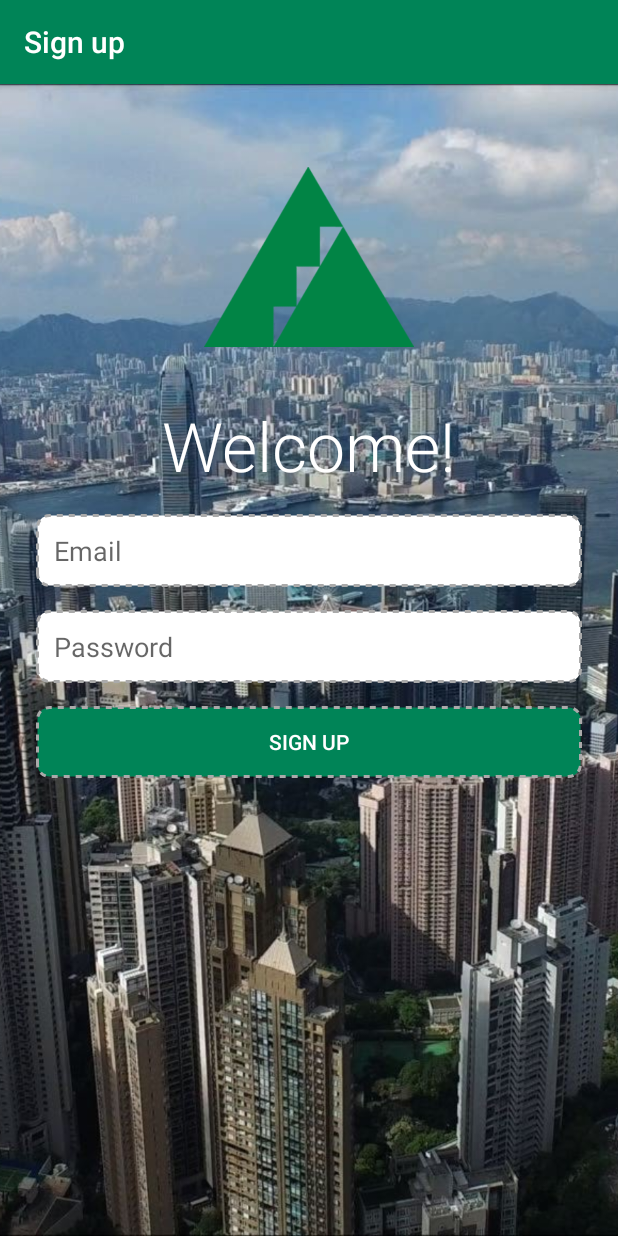
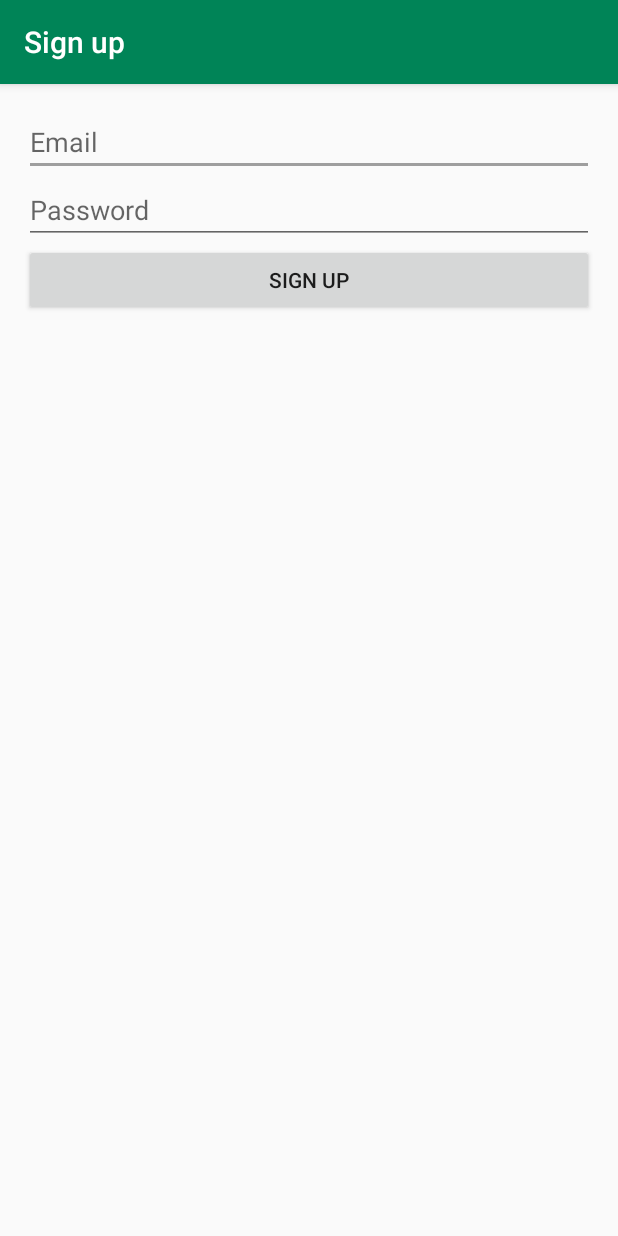
Before and after one commit to clonetrooper67/JAM, an Android app: the SignUpActivity screen opened directly, with no data from a screen before it, on a phone screen of 412 x 824 dp. Run offline under Robolectric (Android 15) with nearby library versions, the phone set to English and light mode, and no system bars; our stand-ins replace Firebase (no records; nobody signed in at launch, a user with empty details on screens opened directly).

```diff
--- a/app/src/main/res/layout/activity_log_in.xml
+++ b/app/src/main/res/layout/activity_log_in.xml
@@ -4,13 +4,13 @@
     android:layout_width="match_parent"
     android:layout_height="match_parent"
     android:orientation="vertical"
+    android:paddingBottom="@dimen/activity_vertical_margin"
+    android:paddingLeft="@dimen/activity_horizontal_margin"
+    android:paddingRight="@dimen/activity_horizontal_margin"
+    android:background="@color/colorSecondary"
+    android:paddingTop="@dimen/activity_vertical_margin"
+
     tools:context="example.com.jam.LogInActivity">
-
-    <ImageView
-        android:layout_width="match_parent"
-        android:layout_height="match_parent"
-        android:scaleType="centerCrop"
-        android:src="@drawable/back"/>
 
     <LinearLayout
         android:id="@+id/activity_main"
@@ -79,7 +79,6 @@
         android:id="@+id/signUpText"
         android:layout_width="wrap_content"
         android:layout_height="wrap_content"
-        android:textColor="@android:color/white"
         android:text="@string/sign_up_text"
         android:layout_alignParentBottom="true"
         android:layout_centerHorizontal="true"></TextView>
--- a/app/src/main/res/layout/activity_sign_up.xml
+++ b/app/src/main/res/layout/activity_sign_up.xml
@@ -3,92 +3,38 @@
     xmlns:tools="http://schemas.android.com/tools"
     android:layout_width="match_parent"
     android:layout_height="match_parent"
-
+    android:paddingBottom="@dimen/activity_vertical_margin"
+    android:paddingLeft="@dimen/activity_horizontal_margin"
+    android:paddingRight="@dimen/activity_horizontal_margin"
+    android:paddingTop="@dimen/activity_vertical_margin"
     tools:context=".SignUpActivity" >
 
-
-    <ImageView
-        android:layout_width="match_parent"
-        android:layout_height="match_parent"
-        android:scaleType="centerCrop"
-        android:src="@drawable/back2"/>
-
-    <LinearLayout
-        android:id="@+id/activity_main"
-        android:layout_width="match_parent"
-        android:layout_height="wrap_content"
-        android:orientation="vertical"
-        android:layout_alignParentTop="true"
-        android:layout_alignParentStart="true">
-
-
-        <ImageView
-            android:id="@+id/photo_image_view"
-            android:layout_width="140dp"
-            android:layout_height="120dp"
-            android:scaleType="centerCrop"
-            android:layout_gravity="center"
-            android:layout_marginTop="55dp"
-            android:layout_marginBottom="35dp"
-            android:src="@drawable/JA2" />
-
-        <TextView
-            android:layout_width="wrap_content"
-            android:layout_height="wrap_content"
-            android:text="Welcome!"
-            android:textSize="45sp"
-            android:fontFamily="sans-serif-light"
-            android:textColor="@android:color/white"
-            android:layout_alignParentTop="true"
-            android:layout_alignParentLeft="true"
-            android:layout_alignParentStart="true"
-            android:layout_gravity="center"
-            android:id="@+id/textView5" />
-
-        <EditText
-            android:id="@+id/emailField"
+    <EditText android:id="@+id/emailField"
         android:layout_width="match_parent"
         android:layout_height="wrap_content"
         android:layout_alignParentLeft="true"
         android:layout_alignParentTop="true"
-            android:layout_below="@+id/photo_image_view"
         android:ems="10"
-            android:layout_marginLeft="24dp"
-            android:layout_marginRight="24dp"
-            android:layout_marginTop="15dp"
-            android:background="@drawable/shaperectangle2"
-            android:hint="@string/email_hint"
-            android:inputType="textEmailAddress">
+        android:inputType="textEmailAddress"
+        android:hint="@string/email_hint" >
 
         <requestFocus></requestFocus>
     </EditText>
 
-        <EditText
-            android:id="@+id/passwordField"
+    <EditText android:id="@+id/passwordField"
         android:layout_width="match_parent"
         android:layout_height="wrap_content"
         android:layout_alignLeft="@+id/emailField"
         android:layout_below="@+id/emailField"
         android:ems="10"
-            android:hint="@string/password_hint"
-            android:layout_marginLeft="24dp"
-            android:layout_marginRight="24dp"
-            android:layout_marginTop="15dp"
-            android:background="@drawable/shaperectangle2"
-            android:inputType="textPassword"></EditText>
+        android:inputType="textPassword"
+        android:hint="@string/password_hint"></EditText>
 
     <Button android:id="@+id/signupButton"
-            android:textColor="@android:color/white"
         android:layout_width="match_parent"
         android:layout_height="wrap_content"
-            android:layout_alignParentStart="true"
         android:layout_alignLeft="@+id/passwordField"
         android:layout_below="@+id/passwordField"
-            android:background="@drawable/shaperectangle"
-            android:layout_marginTop="15dp"
-            android:layout_marginLeft="24dp"
-            android:layout_marginRight="24dp"
         android:text="@string/sign_up_button_label"></Button>
 
-    </LinearLayout>
 </RelativeLayout>
```
Lines whose indentation alone changed are shown as unchanged.
